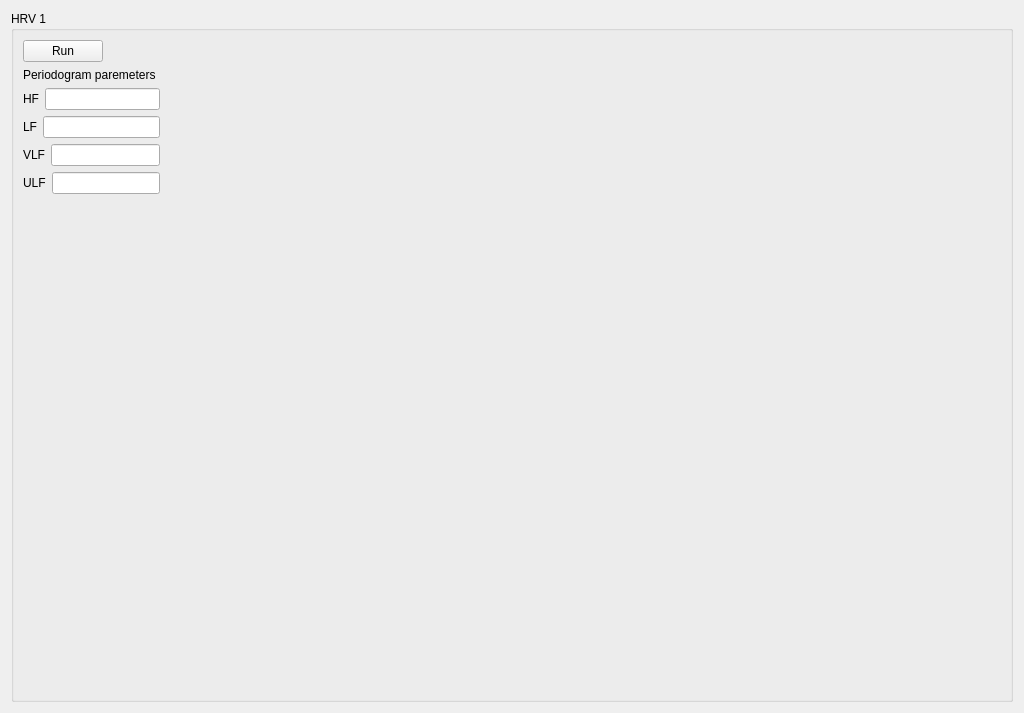
First picture: the form in EcgApplicationCore/View/hrv1_gui.ui, repository KuleszIB/EcgAppCore, before the edit.
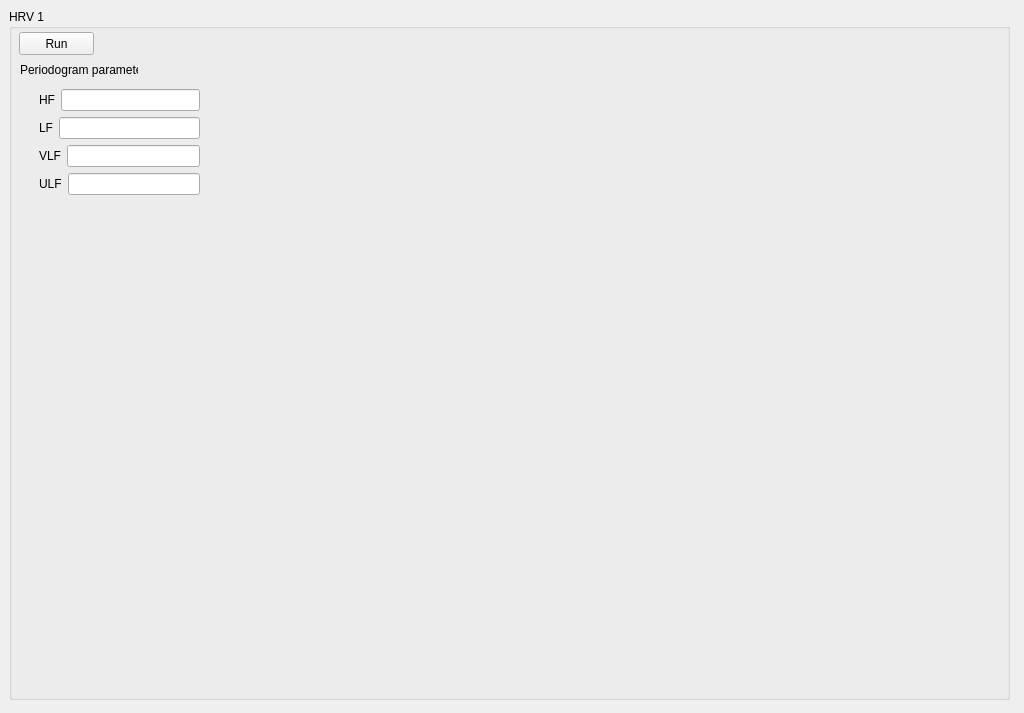
Second picture: the form after the edit.

Patch:
```diff
--- a/EcgApplicationCore/View/hrv1_gui.ui
+++ b/EcgApplicationCore/View/hrv1_gui.ui
@@ -13,30 +13,50 @@
   <property name="windowTitle">
    <string>Form</string>
   </property>
-  <layout class="QHBoxLayout" name="horizontalLayout">
-   <item>
     <widget class="QGroupBox" name="groupBox_HRV1">
+   <property name="geometry">
+    <rect>
+     <x>9</x>
+     <y>9</y>
+     <width>1001</width>
+     <height>691</height>
+    </rect>
+   </property>
      <property name="title">
       <string>HRV 1</string>
      </property>
-     <layout class="QFormLayout" name="formLayout">
-      <item row="0" column="0">
        <widget class="QPushButton" name="button">
+    <property name="geometry">
+     <rect>
+      <x>10</x>
+      <y>23</y>
+      <width>75</width>
+      <height>23</height>
+     </rect>
+    </property>
         <property name="text">
          <string>Run</string>
         </property>
        </widget>
-      </item>
-      <item row="1" column="0">
-       <layout class="QVBoxLayout" name="verticalLayout_2">
-        <item>
-         <widget class="QLabel" name="label">
-          <property name="text">
-           <string>Periodogram paremeters</string>
-          </property>
-         </widget>
-        </item>
-        <item>
+   <widget class="QWidget" name="hrv1Plot" native="true">
+    <property name="geometry">
+     <rect>
+      <x>10</x>
+      <y>200</y>
+      <width>971</width>
+      <height>301</height>
+     </rect>
+    </property>
+   </widget>
+   <widget class="QWidget" name="layoutWidget">
+    <property name="geometry">
+     <rect>
+      <x>30</x>
+      <y>80</y>
+      <width>161</width>
+      <height>108</height>
+     </rect>
+    </property>
          <layout class="QVBoxLayout" name="verticalLayout">
           <item>
            <layout class="QHBoxLayout" name="horizontalLayout_2">
@@ -95,16 +115,21 @@
            </layout>
           </item>
          </layout>
-        </item>
-       </layout>
-      </item>
-      <item row="2" column="0">
-       <widget class="QWidget" name="hrv1Plot" native="true"/>
-      </item>
-     </layout>
-    </widget>
-   </item>
-  </layout>
+   </widget>
+   <widget class="QLabel" name="label">
+    <property name="geometry">
+     <rect>
+      <x>11</x>
+      <y>53</y>
+      <width>118</width>
+      <height>16</height>
+     </rect>
+    </property>
+    <property name="text">
+     <string>Periodogram parameters</string>
+    </property>
+   </widget>
+  </widget>
  </widget>
  <resources/>
  <connections/>
```
Lines whose indentation alone changed are shown as unchanged.
